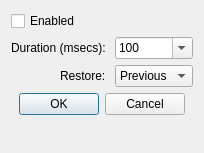
sanny32/OpenModScan, file src/dialogs/dialogpulsemode.ui: the form before one commit.
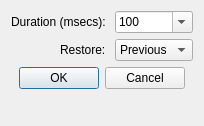
The form after the commit. Custom widgets are drawn as their Qt base class.

Commit message: refact: Updated DialogPpulseMode ui. Removed Enabled checkbox

```diff
--- a/src/dialogs/dialogpulsemode.ui
+++ b/src/dialogs/dialogpulsemode.ui
@@ -6,8 +6,8 @@
    <rect>
     <x>0</x>
     <y>0</y>
-    <width>204</width>
-    <height>153</height>
+    <width>192</width>
+    <height>126</height>
    </rect>
   </property>
   <property name="windowTitle">
@@ -17,21 +17,53 @@
    <property name="labelAlignment">
     <set>Qt::AlignRight|Qt::AlignTrailing|Qt::AlignVCenter</set>
    </property>
-   <item row="0" column="0" colspan="2">
-    <widget class="QCheckBox" name="checkBoxEnabled">
+   <item row="2" column="0">
+    <widget class="QLabel" name="labelDuration">
      <property name="text">
-      <string>Enabled</string>
+      <string>Duration (msecs): </string>
      </property>
     </widget>
    </item>
-   <item row="5" column="0">
+   <item row="2" column="1">
+    <widget class="NumericComboBox" name="comboBoxDuration">
+     <property name="editable">
+      <bool>true</bool>
+     </property>
+     <item>
+      <property name="text">
+       <string>100</string>
+      </property>
+     </item>
+     <item>
+      <property name="text">
+       <string>250</string>
+      </property>
+     </item>
+     <item>
+      <property name="text">
+       <string>500</string>
+      </property>
+     </item>
+     <item>
+      <property name="text">
+       <string>1000</string>
+      </property>
+     </item>
+     <item>
+      <property name="text">
+       <string>2000</string>
+      </property>
+     </item>
+    </widget>
+   </item>
+   <item row="4" column="0">
     <widget class="QLabel" name="labelRestore">
      <property name="text">
       <string>Restore: </string>
      </property>
     </widget>
    </item>
-   <item row="5" column="1">
+   <item row="4" column="1">
     <widget class="QComboBox" name="comboBoxRestore">
      <item>
       <property name="text">
@@ -45,7 +77,7 @@
      </item>
     </widget>
    </item>
-   <item row="7" column="0" colspan="2">
+   <item row="6" column="0" colspan="2">
     <widget class="QDialogButtonBox" name="buttonBox">
      <property name="orientation">
       <enum>Qt::Horizontal</enum>
@@ -58,45 +90,6 @@
      </property>
     </widget>
    </item>
-   <item row="3" column="0">
-    <widget class="QLabel" name="labelDuration">
-     <property name="text">
-      <string>Duration (msecs): </string>
-     </property>
-    </widget>
-   </item>
-   <item row="3" column="1">
-    <widget class="NumericComboBox" name="comboBoxDuration">
-     <property name="editable">
-      <bool>true</bool>
-     </property>
-     <item>
-      <property name="text">
-       <string>100</string>
-      </property>
-     </item>
-     <item>
-      <property name="text">
-       <string>250</string>
-      </property>
-     </item>
-     <item>
-      <property name="text">
-       <string>500</string>
-      </property>
-     </item>
-     <item>
-      <property name="text">
-       <string>1000</string>
-      </property>
-     </item>
-     <item>
-      <property name="text">
-       <string>2000</string>
-      </property>
-     </item>
-    </widget>
-   </item>
   </layout>
  </widget>
  <customwidgets>
```
The commit also changes 2 other files.
